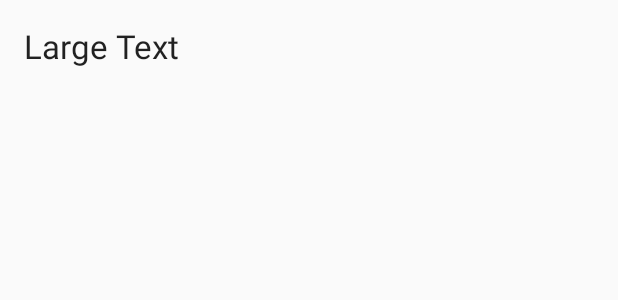
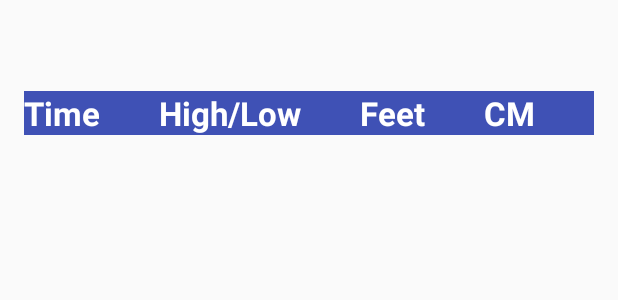
Before and after one commit to cfriedrich/CIS399Lab6, an Android app: the layout activity_view_tides.xml on its own in the app's theme, with its tools: preview values and no code run, on a phone screen of 412 x 824 dp. Shown: the top 300 px of the screen. Run offline under Robolectric (Android 15) with nearby library versions, the phone set to English and light mode, and no system bars.

```diff
--- a/app/src/main/res/layout/activity_view_tides.xml
+++ b/app/src/main/res/layout/activity_view_tides.xml
@@ -13,17 +13,69 @@
         android:layout_width="wrap_content"
         android:layout_height="wrap_content"
         android:textAppearance="?android:attr/textAppearanceLarge"
-        android:text="Large Text"
         android:id="@+id/dateTextView"
         android:layout_alignParentTop="true"
         android:layout_alignParentLeft="true"
         android:layout_alignParentStart="true" />
+    <LinearLayout
+        android:orientation="horizontal"
+        android:id="@+id/headerLayout"
+        android:layout_below="@+id/dateTextView"
+        android:layout_width="match_parent"
+        android:layout_height="wrap_content"
+        android:layout_marginTop="15dp"
+        android:layout_weight="0.12">
 
+        <TextView
+            android:layout_width="wrap_content"
+            android:layout_height="wrap_content"
+            android:background="@color/colorAccent"
+            android:textColor="@color/apptheme_color"
+            android:textSize="22sp"
+            android:layout_weight="1"
+            android:textStyle="bold"
+            android:text="Time"
+            android:id="@+id/timeTextView" />
+
+        <TextView
+            android:layout_width="wrap_content"
+            android:layout_height="wrap_content"
+            android:background="@color/colorAccent"
+            android:textColor="@color/apptheme_color"
+            android:textSize="22sp"
+            android:layout_weight="1"
+            android:textStyle="bold"
+            android:text="High/Low"
+            android:id="@+id/highLowTextView" />
+
+        <TextView
+            android:layout_width="wrap_content"
+            android:layout_height="wrap_content"
+            android:background="@color/colorAccent"
+            android:textColor="@color/apptheme_color"
+            android:textSize="22sp"
+            android:layout_weight="1"
+            android:textStyle="bold"
+            android:text="Feet"
+            android:id="@+id/feetTextView" />
+
+        <TextView
+            android:layout_width="wrap_content"
+            android:layout_height="wrap_content"
+            android:background="@color/colorAccent"
+            android:textColor="@color/apptheme_color"
+            android:textSize="22sp"
+            android:layout_weight="1"
+            android:textStyle="bold"
+            android:text="CM"
+            android:id="@+id/centimetersTextView" />
+
+    </LinearLayout>
     <ListView
         android:layout_width="wrap_content"
         android:layout_height="wrap_content"
         android:id="@+id/tidesListView"
-        android:layout_below="@+id/dateTextView"
+        android:layout_below="@+id/headerLayout"
         android:layout_alignParentRight="true"
         android:layout_alignParentEnd="true" />
 </RelativeLayout>
--- /dev/null
+++ b/app/src/main/res/menu/menu_layout.xml
@@ -0,0 +1,4 @@
+<?xml version="1.0" encoding="utf-8"?>
+<menu xmlns:android="http://schemas.android.com/apk/res/android">
+
+</menu>
```
Also changed, not shown: app/src/main/AndroidManifest.xml (+10 -4 lines), app/src/main/java/edu/uoregon/cnf/tidetracker/DataItem.java (+12 -0 lines), app/src/main/java/edu/uoregon/cnf/tidetracker/SelectionActivity.java (+15 -5 lines), app/src/main/java/edu/uoregon/cnf/tidetracker/TideTrackerDB.java (+4 -4 lines), app/src/main/java/edu/uoregon/cnf/tidetracker/ViewTidesActivity.java (+71 -15 lines), app/src/main/res/layout/listview_tides.xml (+30 -5 lines).
